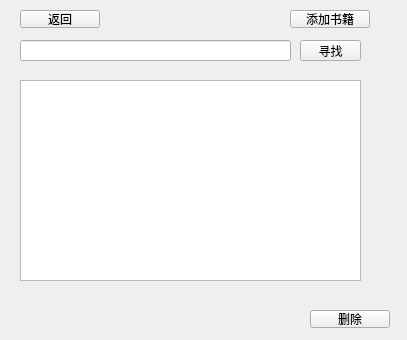
Above: tea/onlinelib.ui from 125055006/NewFoolLuoJia before the change. Below: the same form after it.
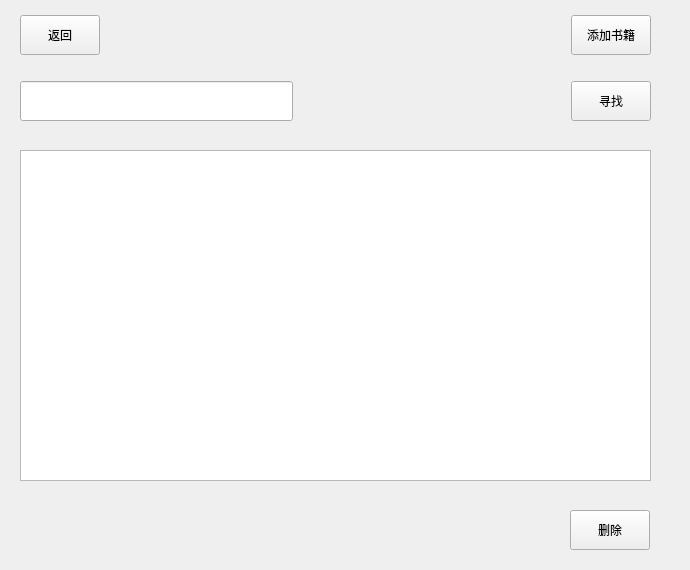
That is the form after the change.

What changed in the file:
```diff
--- a/tea/onlinelib.ui
+++ b/tea/onlinelib.ui
@@ -6,84 +6,134 @@
    <rect>
     <x>0</x>
     <y>0</y>
-    <width>407</width>
-    <height>340</height>
+    <width>690</width>
+    <height>570</height>
    </rect>
   </property>
   <property name="windowTitle">
    <string>Form</string>
   </property>
-  <widget class="QPushButton" name="Return">
-   <property name="geometry">
-    <rect>
-     <x>20</x>
-     <y>10</y>
-     <width>80</width>
-     <height>18</height>
-    </rect>
-   </property>
-   <property name="text">
-    <string>返回</string>
-   </property>
-  </widget>
-  <widget class="QPushButton" name="AddBooks">
-   <property name="geometry">
-    <rect>
-     <x>290</x>
-     <y>10</y>
-     <width>80</width>
-     <height>18</height>
-    </rect>
-   </property>
-   <property name="text">
-    <string>添加书籍</string>
-   </property>
-  </widget>
-  <widget class="QLineEdit" name="nameEdit">
-   <property name="geometry">
-    <rect>
-     <x>20</x>
-     <y>40</y>
-     <width>271</width>
-     <height>21</height>
-    </rect>
-   </property>
-  </widget>
   <widget class="QTextEdit" name="introduce">
    <property name="geometry">
     <rect>
      <x>20</x>
-     <y>80</y>
-     <width>341</width>
-     <height>201</height>
+     <y>150</y>
+     <width>631</width>
+     <height>331</height>
     </rect>
    </property>
   </widget>
   <widget class="QPushButton" name="delete_2">
    <property name="geometry">
     <rect>
-     <x>310</x>
-     <y>310</y>
+     <x>570</x>
+     <y>510</y>
      <width>80</width>
-     <height>18</height>
+     <height>40</height>
     </rect>
    </property>
    <property name="text">
     <string>删除</string>
    </property>
   </widget>
-  <widget class="QPushButton" name="find">
+  <widget class="QWidget" name="">
    <property name="geometry">
     <rect>
-     <x>300</x>
-     <y>40</y>
-     <width>61</width>
-     <height>21</height>
+     <x>20</x>
+     <y>80</y>
+     <width>631</width>
+     <height>42</height>
     </rect>
    </property>
-   <property name="text">
-    <string>寻找</string>
+   <layout class="QHBoxLayout" name="horizontalLayout">
+    <item>
+     <widget class="QLineEdit" name="nameEdit">
+      <property name="minimumSize">
+       <size>
+        <width>0</width>
+        <height>40</height>
+       </size>
+      </property>
+     </widget>
+    </item>
+    <item>
+     <spacer name="horizontalSpacer">
+      <property name="orientation">
+       <enum>Qt::Orientation::Horizontal</enum>
+      </property>
+      <property name="sizeHint" stdset="0">
+       <size>
+        <width>40</width>
+        <height>20</height>
+       </size>
+      </property>
+     </spacer>
+    </item>
+    <item>
+     <widget class="QPushButton" name="find">
+      <property name="minimumSize">
+       <size>
+        <width>0</width>
+        <height>40</height>
+       </size>
+      </property>
+      <property name="text">
+       <string>寻找</string>
+      </property>
+     </widget>
+    </item>
+   </layout>
+  </widget>
+  <widget class="QWidget" name="">
+   <property name="geometry">
+    <rect>
+     <x>20</x>
+     <y>10</y>
+     <width>631</width>
+     <height>51</height>
+    </rect>
    </property>
+   <layout class="QHBoxLayout" name="horizontalLayout_2">
+    <item>
+     <widget class="QPushButton" name="Return">
+      <property name="minimumSize">
+       <size>
+        <width>0</width>
+        <height>40</height>
+       </size>
+      </property>
+      <property name="text">
+       <string>返回</string>
+      </property>
+     </widget>
+    </item>
+    <item>
+     <spacer name="horizontalSpacer_2">
+      <property name="orientation">
+       <enum>Qt::Orientation::Horizontal</enum>
+      </property>
+      <property name="sizeHint" stdset="0">
+       <size>
+        <width>40</width>
+        <height>20</height>
+       </size>
+      </property>
+     </spacer>
+    </item>
+    <item>
+     <widget class="QPushButton" name="AddBooks">
+      <property name="minimumSize">
+       <size>
+        <width>0</width>
+        <height>40</height>
+       </size>
+      </property>
+      <property name="text">
+       <string>添加书籍</string>
+      </property>
+     </widget>
+    </item>
+   </layout>
   </widget>
  </widget>
  <resources/>
```
